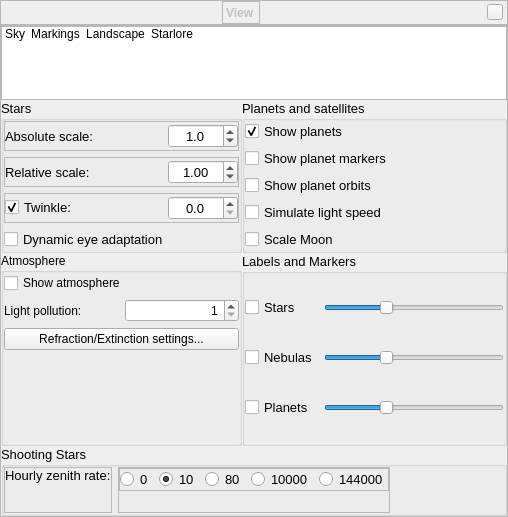
The window that src/gui/viewDialog.ui (519984307/stellarium_src) describes before a commit, drawn with Qt 5.
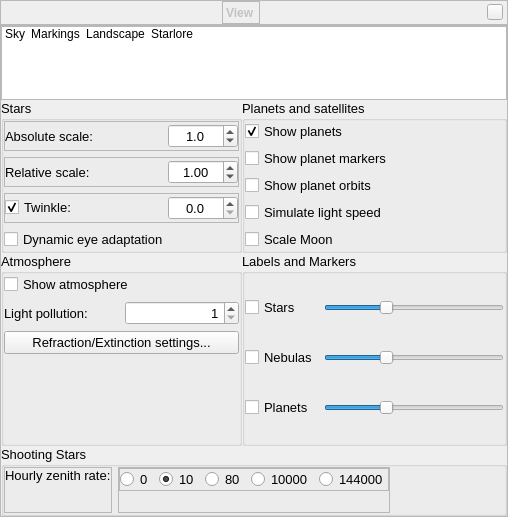
The same window after the commit. Icons and pictures are not drawn. Custom widgets are drawn as their Qt base class.

Commit message: Added losted properties for font of atmosphereGroupBox

```diff
--- a/src/gui/viewDialog.ui
+++ b/src/gui/viewDialog.ui
@@ -645,6 +645,13 @@
           </item>
           <item row="1" column="0">
            <widget class="QGroupBox" name="atmosphereGroupBox">
+            <property name="font">
+              <font>
+               <pointsize>10</pointsize>
+               <weight>50</weight>
+               <bold>false</bold>
+              </font>
+            </property>
             <property name="title">
              <string>Atmosphere</string>
             </property>
```
